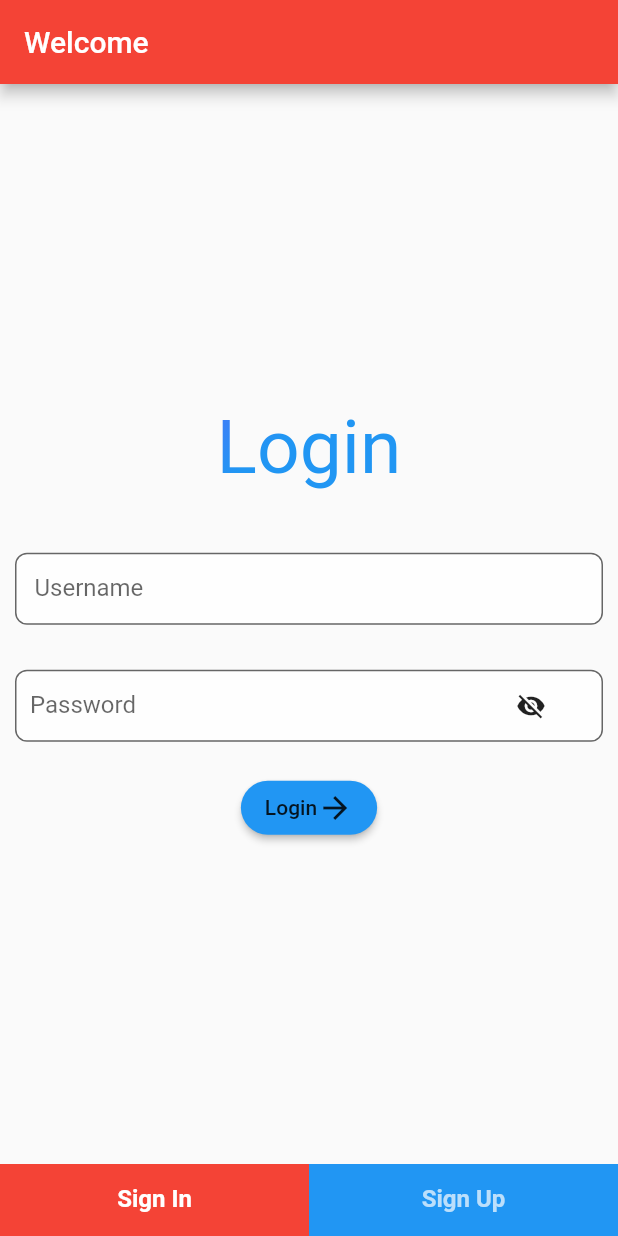
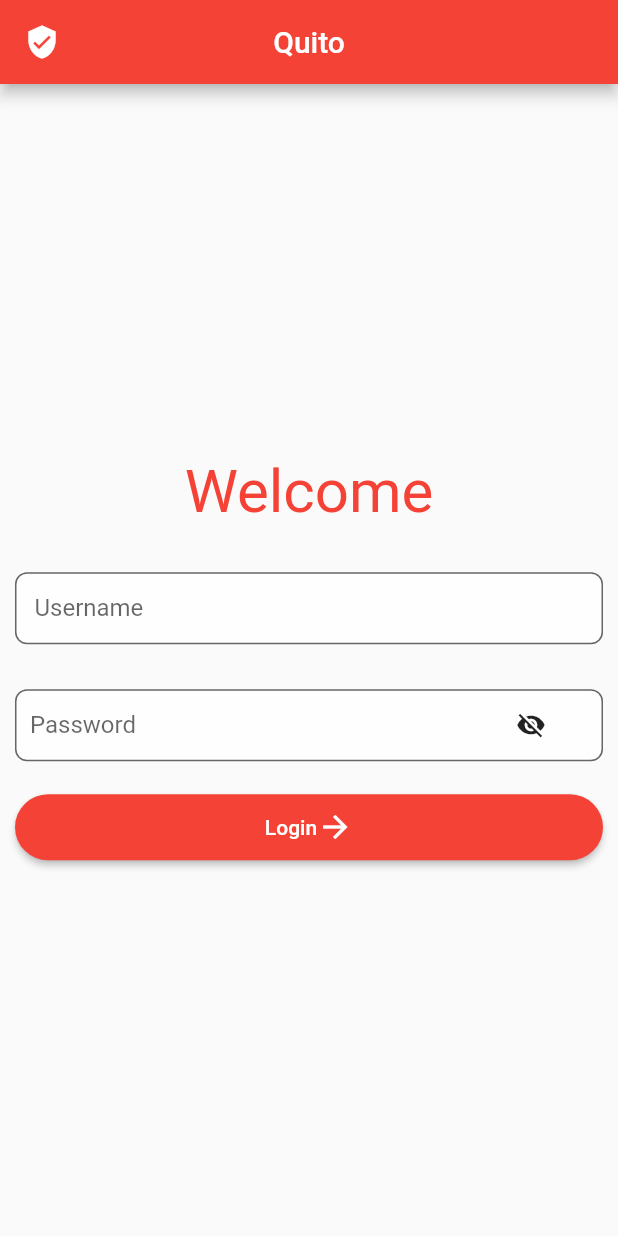
Before and after one commit to calicoquito/flutter_quito_app, a Flutter app: the screen it shows after launch, on a phone screen of 412 x 824 dp. Run offline on Flutter 3.47's test engine with Material 2 defaults, Android fonts, the phone set to English and light mode, and no system bars.

Commit message:
removed the sign up screen

```diff
--- a/lib/main.dart
+++ b/lib/main.dart
@@ -1,6 +1,6 @@
 import 'package:flutter/material.dart';
 import 'signinscreen.dart';
-import 'signupscreen.dart';
+//import 'signupscreen.dart';
 
 void main() => runApp(MyApp());
 
@@ -27,17 +27,14 @@ class HomePage extends StatefulWidget {
 }
 
 class _HomePageState extends State<HomePage> with SingleTickerProviderStateMixin{
-  TabController tabController;
 
   @override
   void initState() {
     super.initState();
-    tabController = TabController(vsync: this, length: 2);
   }
 
   @override
   void dispose() {
-    tabController.dispose();
     super.dispose();
   }
 
@@ -45,45 +42,11 @@ class _HomePageState extends State<HomePage> with SingleTickerProviderStateMixin
   Widget build(BuildContext context) {
     return Scaffold(
       appBar: AppBar(
-        title: Text("Welcome"),
+        leading: Icon(Icons.verified_user),
+        title: Text("Quito"),
+        centerTitle: true,
       ),
-      body: TabBarView(
-        controller: tabController,
-        children: <Widget>[
-          SignInScreen(),
-          SignUpScreen()
-        ],
-      ),
-      bottomNavigationBar: DecoratedBox(
-          decoration: BoxDecoration(color: Colors.blue),
-          child: TabBar(
-            indicator: BoxDecoration(
-              color: Colors.red
-            ),
-            labelColor: Colors.white,
-            controller: tabController,
-            tabs: <Widget>[
-              Tab(
-                child: Text(
-                  'Sign In',
-                  style: TextStyle(
-                    fontSize: 16.0,
-                    fontWeight: FontWeight.bold
-                  ),
-                ),
-              ),
-              Tab(
-                child: Text(
-                  'Sign Up',
-                  style: TextStyle(
-                    fontSize: 16.0,
-                    fontWeight: FontWeight.bold
-                  )
-                )
-              )
-            ],
-          ),
-        ),
+      body: SignInScreen(),
     );
   }
 }
--- a/lib/signinscreen.dart
+++ b/lib/signinscreen.dart
@@ -11,17 +11,13 @@ class SignInScreen extends StatelessWidget{
           crossAxisAlignment: CrossAxisAlignment.center,
           children: <Widget>[
             Text(
-              'Login',
+              'Welcome',
               style: TextStyle(
-              fontSize: 50.0,
-              foreground: Paint()..shader = LinearGradient(
-                  begin: Alignment.topLeft,
-                  end: Alignment.bottomRight,
-                  colors: [Colors.deepPurpleAccent, Colors.blue]
-                ).createShader(Rect.fromLTRB(30.0, 10.0, 100.0, 100.0))
-              ),
+                fontSize: 40.0,
+                color: Colors.red
+              )
             ),
-            SizedBox(height: 40.0,),
+            SizedBox(height: 30.0,),
             TextField(
               decoration: InputDecoration(
                 filled: true,
@@ -39,13 +35,16 @@ class SignInScreen extends StatelessWidget{
             Center(
               child: RaisedButton(
                 shape: StadiumBorder(),
-                color: Colors.blue,
-                child: Row(
-                  mainAxisSize: MainAxisSize.min,
-                  children: <Widget>[
-                    Text('Login'),
-                    Icon(Icons.arrow_forward)
-                  ],
+                color: Colors.red,
+                child: Padding(
+                  padding: const EdgeInsets.all(10.0),
+                  child: Row(
+                    mainAxisAlignment: MainAxisAlignment.center,
+                    children: <Widget>[
+                      Text('Login',style: TextStyle(color: Colors.white),),
+                      Icon(Icons.arrow_forward, color: Colors.white,)
+                    ],
+                  ),
                 ),
                 onPressed: (){
                   Navigator.of(context).push(
```
Also changed, not shown: lib/signupscreen.dart (+115 -115 lines).
